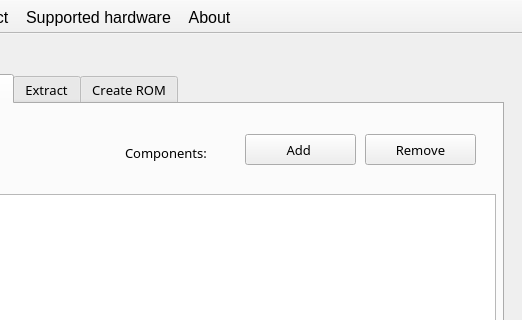
Above: mainwindow.ui from lukaszdmitrowski/coreboot_flashtool before the change; both pictures show x 167 to 689 and y 0 to 320 of the 689 by 408 pixel window. Below: the same form after it.
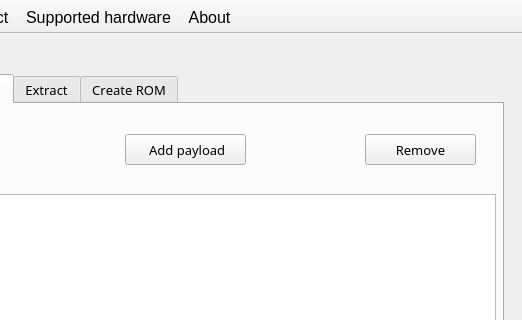
That is the form after the change. Icons and pictures are not drawn.

Commit message: [ADD] Added draft for adding payload

What changed in the file:
```diff
--- a/mainwindow.ui
+++ b/mainwindow.ui
@@ -217,9 +217,9 @@
      <widget class="QPushButton" name="b_add_comp">
       <property name="geometry">
        <rect>
-        <x>390</x>
+        <x>270</x>
         <y>30</y>
-        <width>111</width>
+        <width>121</width>
         <height>31</height>
        </rect>
       </property>
@@ -227,7 +227,7 @@
        <enum>Qt::LeftToRight</enum>
       </property>
       <property name="text">
-       <string>Add </string>
+       <string> Add payload</string>
       </property>
       <property name="icon">
        <iconset resource="resources.qrc">
@@ -290,19 +290,6 @@
        <string>ROM info:</string>
       </property>
      </widget>
-     <widget class="QLabel" name="l_opt_components">
-      <property name="geometry">
-       <rect>
-        <x>270</x>
-        <y>40</y>
-        <width>111</width>
-        <height>17</height>
-       </rect>
-      </property>
-      <property name="text">
-       <string>Components:</string>
-      </property>
-     </widget>
      <widget class="QLabel" name="l_opt_rom">
       <property name="geometry">
        <rect>
```
Left out of the diff: 2 changed lines with no effect on the pictures. The commit also changes 9 other files.
